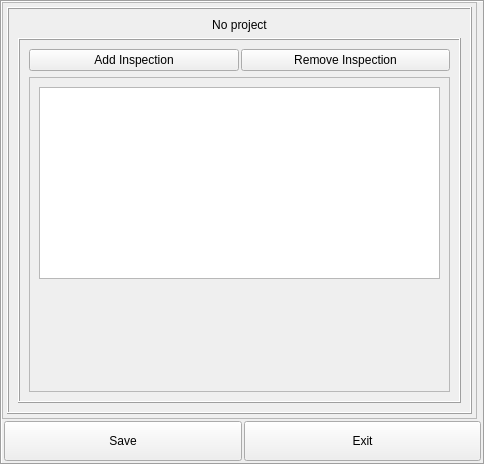
Qt form KPPVision/configurationswidget.ui (ruisebastiao/KPPQtAutomation_old) before a commit.
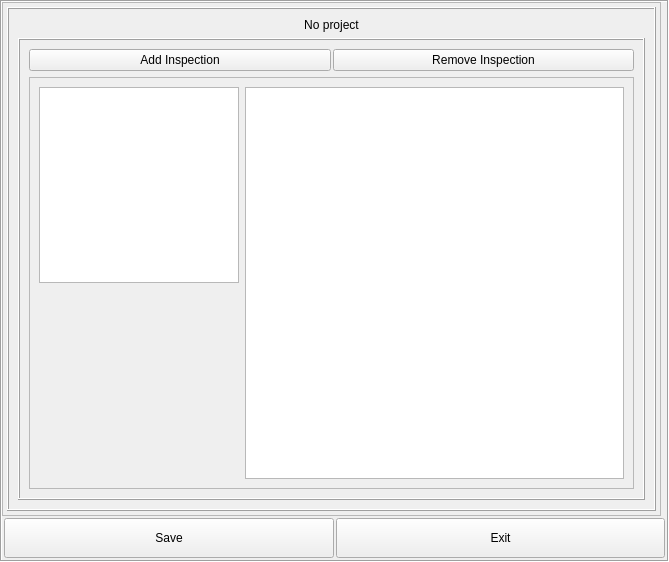
The same form after that commit. Custom widgets are drawn as their Qt base class.

The edit to the form file:
```diff
--- a/KPPVision/configurationswidget.ui
+++ b/KPPVision/configurationswidget.ui
@@ -6,8 +6,8 @@
    <rect>
     <x>0</x>
     <y>0</y>
-    <width>485</width>
-    <height>465</height>
+    <width>669</width>
+    <height>562</height>
    </rect>
   </property>
   <property name="sizePolicy">
@@ -1004,12 +1004,16 @@
                          <rect>
                           <x>0</x>
                           <y>0</y>
-                          <width>423</width>
-                          <height>315</height>
+                          <width>607</width>
+                          <height>412</height>
                          </rect>
                         </property>
                         <layout class="QVBoxLayout" name="verticalLayout_21">
                          <item>
+                          <layout class="QHBoxLayout" name="horizontalLayout_9">
+                           <item>
+                            <layout class="QVBoxLayout" name="verticalLayout_26">
+                             <item>
                           <widget class="KPPAdjustableListView" name="list_insp">
                            <property name="sizePolicy">
                             <sizepolicy hsizetype="Expanding" vsizetype="Expanding">
@@ -1017,6 +1021,12 @@
                              <verstretch>0</verstretch>
                             </sizepolicy>
                            </property>
+                               <property name="maximumSize">
+                                <size>
+                                 <width>200</width>
+                                 <height>16777215</height>
+                                </size>
+                               </property>
                            <property name="resizeMode">
                             <enum>QListView::Adjust</enum>
                            </property>
@@ -1039,6 +1049,42 @@
                           </spacer>
                          </item>
                         </layout>
+                           </item>
+                           <item>
+                            <widget class="InspectionTreeWidget" name="treeWidget">
+                             <property name="showDropIndicator" stdset="0">
+                              <bool>true</bool>
+                             </property>
+                             <property name="rootIsDecorated">
+                              <bool>false</bool>
+                             </property>
+                             <property name="animated">
+                              <bool>true</bool>
+                             </property>
+                             <property name="columnCount">
+                              <number>2</number>
+                             </property>
+                             <attribute name="headerVisible">
+                              <bool>false</bool>
+                             </attribute>
+                             <attribute name="headerDefaultSectionSize">
+                              <number>150</number>
+                             </attribute>
+                             <column>
+                              <property name="text">
+                               <string notr="true">1</string>
+                              </property>
+                             </column>
+                             <column>
+                              <property name="text">
+                               <string notr="true">2</string>
+                              </property>
+                             </column>
+                            </widget>
+                           </item>
+                          </layout>
+                         </item>
+                        </layout>
                        </widget>
                       </widget>
                      </item>
@@ -1145,6 +1191,11 @@
    <header>kppframe.h</header>
    <container>1</container>
   </customwidget>
+  <customwidget>
+   <class>InspectionTreeWidget</class>
+   <extends>QTreeWidget</extends>
+   <header>inspectiontreewidget.h</header>
+  </customwidget>
  </customwidgets>
  <resources/>
  <connections/>
```
Left out of the diff: 11 changed lines with no effect on the pictures. Lines whose indentation alone changed are shown as unchanged.
